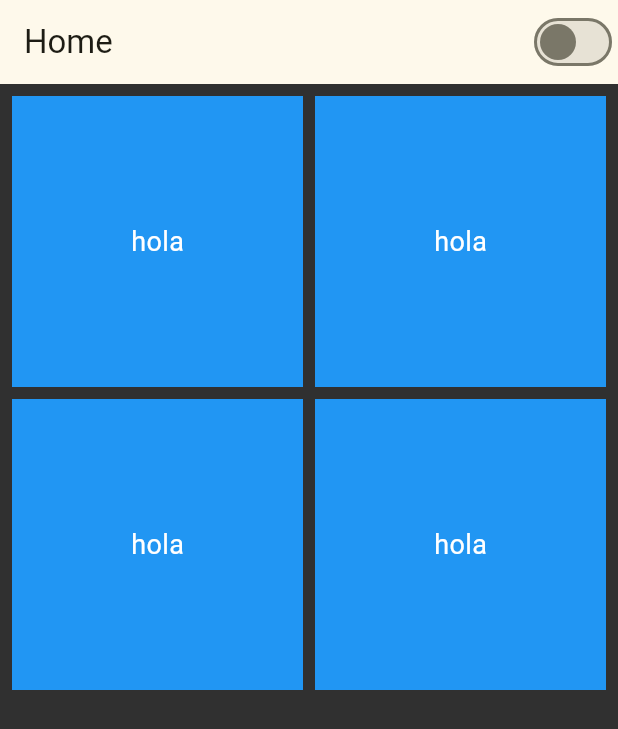
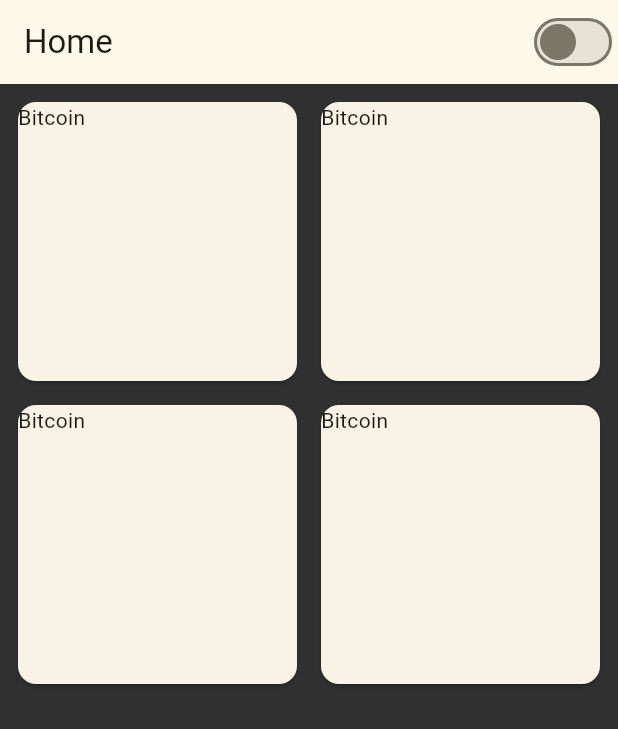
Before and after one commit to byronsmb/cryptocurrency_ui, a Flutter app: the screen it shows after launch, on a phone screen of 412 x 824 dp. Shown: the top 729 px of the screen. Run offline on Flutter 3.47's test engine with Material 2 defaults, Android fonts, the phone set to English and light mode, and no system bars; network calls fail.

Commit message:
Update main_page.dart

```diff
--- a/lib/main_page.dart
+++ b/lib/main_page.dart
@@ -40,14 +40,16 @@ class _MainPageState extends State<MainPage> {
         padding: const EdgeInsets.all(8.0), // padding around the grid
         itemCount: 4, // total number of items
         itemBuilder: (context, index) {
-          return Container(
-            color: Colors.blue, // color of grid items
-            child: Center(
-              child: Text(
-                "hola",
-                style: TextStyle(fontSize: 18.0, color: Colors.white),
+          return Stack(
+            children: [
+              Card(
+                child: Container(
+                  height: 200,
+                  width: 200,
+                  child: Text("Bitcoin"),
+                ),
               ),
-            ),
+            ],
           );
         },
       ),
```
